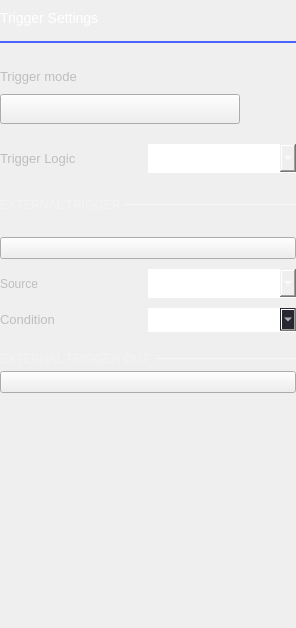
First picture: the form in ui/digital_trigger_settings.ui, repository analogdevicesinc/scopy, before the edit.
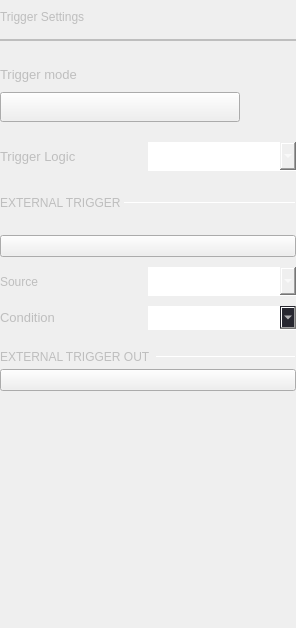
Second picture: the form after the edit. Icons and pictures are not drawn. Custom widgets are drawn as their Qt base class.

Patch:
```diff
--- a/ui/digital_trigger_settings.ui
+++ b/ui/digital_trigger_settings.ui
@@ -105,11 +105,6 @@
    </property>
    <item>
     <widget class="QLabel" name="trigger_settings_label">
-     <property name="styleSheet">
-      <string notr="true">color: white;
-font-size: 14px;
-font-weight: normal;</string>
-     </property>
      <property name="text">
       <string>Trigger Settings</string>
      </property>
@@ -133,9 +128,6 @@
    </item>
    <item>
     <widget class="Line" name="line_2">
-     <property name="styleSheet">
-      <string notr="true">color: #4A64FF;</string>
-     </property>
      <property name="frameShadow">
       <enum>QFrame::Plain</enum>
      </property>
@@ -335,12 +327,6 @@
          <height>16777215</height>
         </size>
        </property>
-       <property name="styleSheet">
-        <string notr="true">QLabel {
-		font-size: 12px;
-		color: rgba(255, 255, 255, 70);
-}</string>
-       </property>
        <property name="text">
         <string>EXTERNAL TRIGGER </string>
        </property>
@@ -360,9 +346,6 @@
          <height>1</height>
         </size>
        </property>
-       <property name="styleSheet">
-        <string notr="true">border: 1px solid rgba(255, 255, 255, 70);</string>
-       </property>
        <property name="orientation">
         <enum>Qt::Horizontal</enum>
        </property>
@@ -583,6 +566,15 @@
               </color>
              </brush>
             </colorrole>
+            <colorrole role="PlaceholderText">
+             <brush brushstyle="NoBrush">
+              <color alpha="128">
+               <red>255</red>
+               <green>255</green>
+               <blue>255</blue>
+              </color>
+             </brush>
+            </colorrole>
            </active>
            <inactive>
             <colorrole role="WindowText">
@@ -639,6 +631,15 @@
               </color>
              </brush>
             </colorrole>
+            <colorrole role="PlaceholderText">
+             <brush brushstyle="NoBrush">
+              <color alpha="128">
+               <red>255</red>
+               <green>255</green>
+               <blue>255</blue>
+              </color>
+             </brush>
+            </colorrole>
            </inactive>
            <disabled>
             <colorrole role="WindowText">
@@ -695,6 +696,15 @@
               </color>
              </brush>
             </colorrole>
+            <colorrole role="PlaceholderText">
+             <brush brushstyle="NoBrush">
+              <color alpha="128">
+               <red>255</red>
+               <green>255</green>
+               <blue>255</blue>
+              </color>
+             </brush>
+            </colorrole>
            </disabled>
           </palette>
          </property>
@@ -909,12 +919,6 @@
         </property>
         <item>
          <widget class="QLabel" name="label_5">
-          <property name="styleSheet">
-           <string notr="true">QLabel {
-                font-size: 12px;
-                color: rgba(255, 255, 255, 70);
-        }</string>
-          </property>
           <property name="text">
            <string>EXTERNAL TRIGGER OUT</string>
           </property>
@@ -934,9 +938,6 @@
             <height>1</height>
            </size>
           </property>
-          <property name="styleSheet">
-           <string notr="true">border: 1px solid rgba(255, 255, 255, 70);</string>
-          </property>
           <property name="orientation">
            <enum>Qt::Horizontal</enum>
           </property>
```
Left out of the diff: 18 changed lines with no effect on the pictures.
